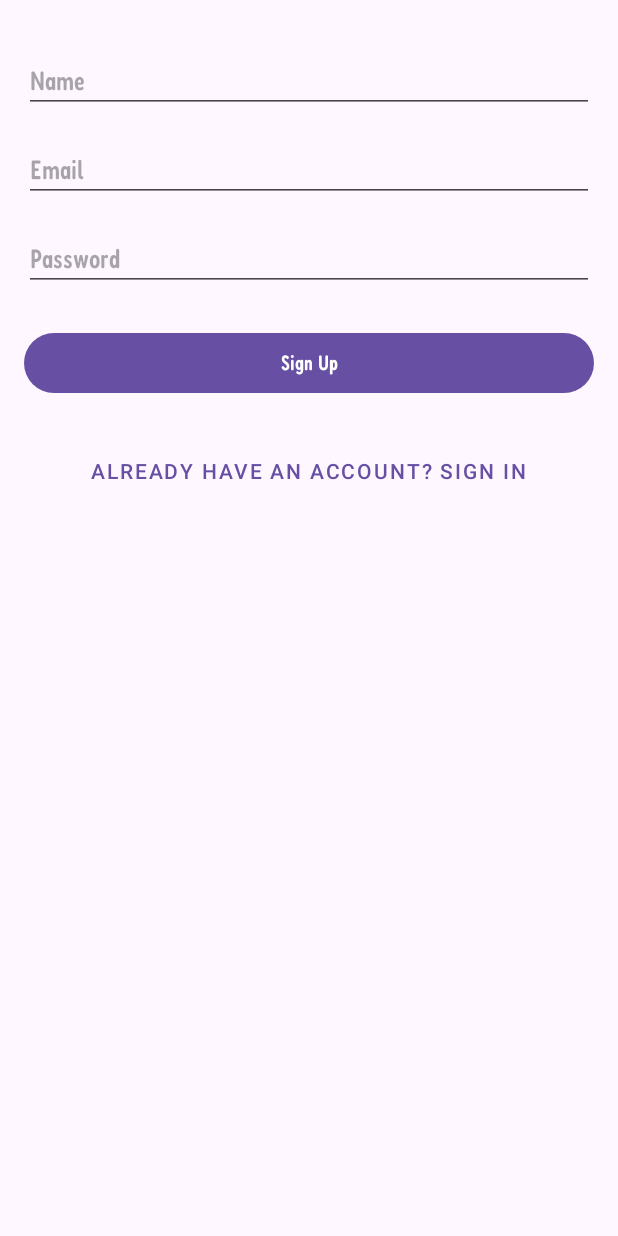
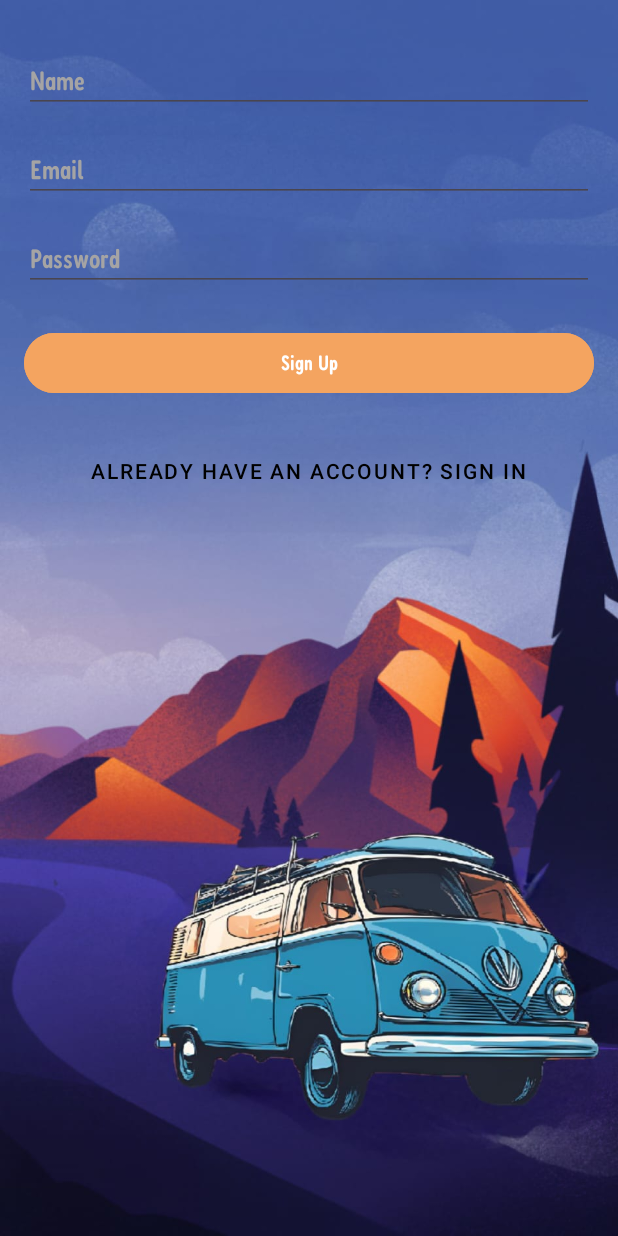
Before and after one commit to IsrOrel/CS_2021---TravelWithMe, an Android app: the Sign_Up screen opened through its navigation route, on a phone screen of 412 x 824 dp. Run offline under Robolectric (Android 15) with nearby library versions, the phone set to English and light mode, and no system bars; our stand-ins replace Room's generated code; libraries missing offline, so code that uses them is left out: at.favre.lib.

Commit message:
now there is a design for the log in and sign up

```diff
--- a/app/src/main/res/layout/sign_up.xml
+++ b/app/src/main/res/layout/sign_up.xml
@@ -3,16 +3,19 @@
     android:layout_width="match_parent"
     android:layout_height="match_parent"
     android:orientation="vertical"
-    android:padding="16dp">
+    android:padding="16dp"
+    android:background="@drawable/back3">
 
     <EditText
         android:id="@+id/nameEditText"
         android:layout_width="match_parent"
         android:layout_height="wrap_content"
+        android:layout_marginTop="16dp"
+        android:fontFamily="@font/fredoka_medium"
         android:hint="Name"
         android:inputType="textPersonName"
-        android:layout_marginTop="16dp"
-        android:fontFamily="@font/fredoka_medium"/>
+        android:textColorHint="#A5A4A4"
+        android:textColor="@color/white"/>
 
     <EditText
         android:id="@+id/emailEditText"
@@ -21,7 +24,9 @@
         android:hint="Email"
         android:inputType="textEmailAddress"
         android:layout_marginTop="16dp"
-        android:fontFamily="@font/fredoka_medium"/>
+        android:fontFamily="@font/fredoka_medium"
+        android:textColorHint="#A5A4A4"
+        android:textColor="@color/white"/>
 
     <EditText
         android:id="@+id/passwordEditText"
@@ -30,7 +35,9 @@
         android:hint="Password"
         android:inputType="textPassword"
         android:layout_marginTop="16dp"
-        android:fontFamily="@font/fredoka_medium"/>
+        android:fontFamily="@font/fredoka_medium"
+        android:textColorHint="#A5A4A4"
+        android:textColor="@color/white"/>
 
     <Button
         android:id="@+id/signUpButton"
@@ -38,7 +45,8 @@
         android:layout_height="wrap_content"
         android:text="Sign Up"
         android:layout_marginTop="24dp"
-        android:fontFamily="@font/fredoka_medium"/>
+        android:fontFamily="@font/fredoka_medium"
+        android:backgroundTint="@color/sandyBrown"/>
 
     <com.google.android.material.button.MaterialButton
         android:id="@+id/signInButton"
@@ -47,6 +55,7 @@
         android:layout_height="wrap_content"
         android:text="Already have an account? Sign In"
         android:layout_gravity="center"
-        android:layout_marginTop="24dp"/>
+        android:layout_marginTop="24dp"
+        android:textColor="@color/black"/>
 
 </LinearLayout>
--- a/app/src/main/res/values/colors.xml
+++ b/app/src/main/res/values/colors.xml
@@ -11,5 +11,6 @@
     <color name="Valencia">#df744a</color>
     <color name="verywhite">#FFFFFF</color>
     <color name="superlight">#D5E0FD</color>
+    <color name="OFfwhite">#C5C4C4</color>
     D5E0FD
 </resources>
```
Also changed, not shown: app/src/main/res/layout/sign_in.xml (+13 -6 lines), app/src/main/res/drawable/back3.jpg (added).
